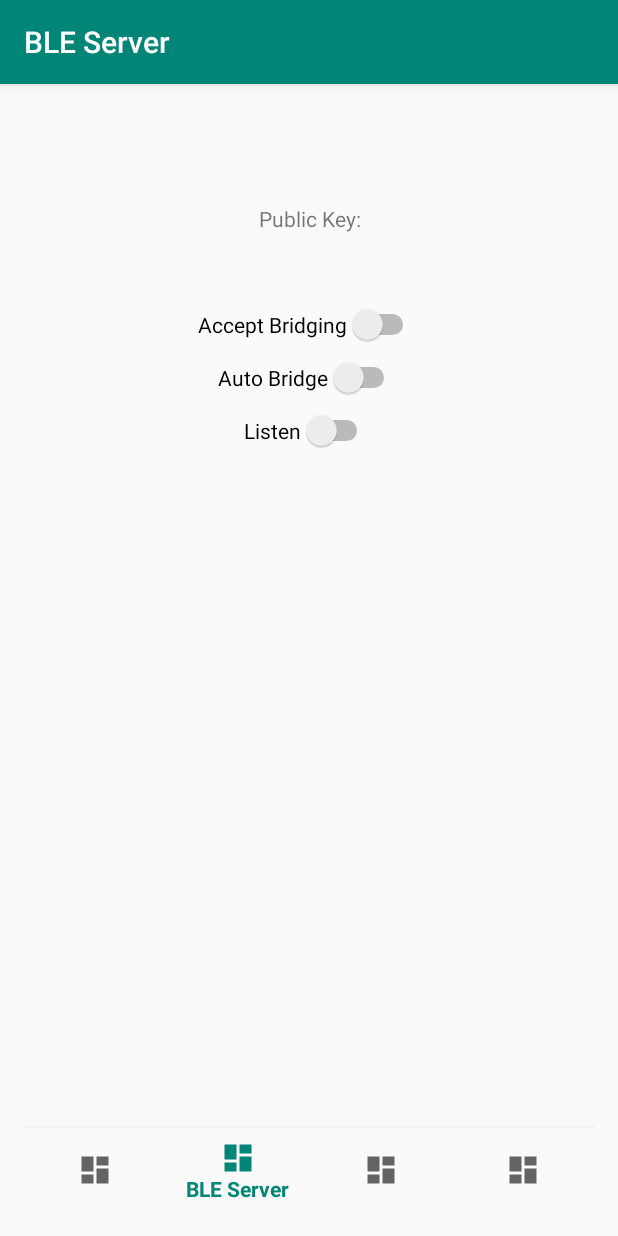
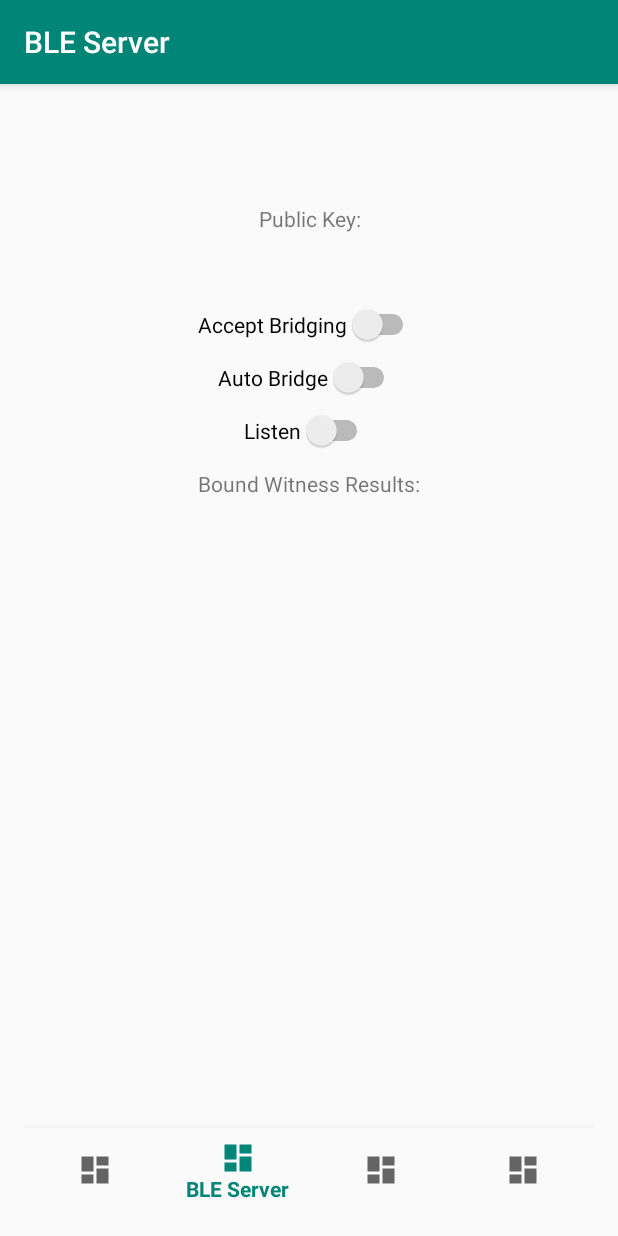
Before and after one commit to XYOracleNetwork-v1/sdk-xyo-android, an Android app: the screen it shows after launch (MainActivity), item 2 of the bottom bar chosen, on a phone screen of 412 x 824 dp. Run offline under Robolectric (Android 15) with nearby library versions, the phone set to English and light mode, and no system bars; our stand-ins replace navigation-ui; libraries missing offline, so code that uses them is left out: network.xyo.sdkcorekotlin, network.xyo.sdkobjectmodelkotlin; 12 statements that could not run were skipped.

Commit message:
add bound witness results text in server view

```diff
--- a/xyo-android-sample/src/main/java/network/xyo/sdk/sample/MainActivity.kt
+++ b/xyo-android-sample/src/main/java/network/xyo/sdk/sample/MainActivity.kt
@@ -67,9 +67,9 @@ class MainActivity : AppCompatActivity() {
     private fun setupNodeAndUI () = GlobalScope.launch {
             // initializeXyoSimpleWithGps()
             // initializeXyoSimple()
-             initializeXyoBleClientOnly()
+//             initializeXyoBleClientOnly()
             // initializeXyoBleServerOnly()
-//        initializeXyoBleOnly()
+        initializeXyoBleOnly()
         ui {
 
             setContentView(R.layout.activity_main)
--- a/xyo-android-sample/src/main/res/layout/fragment_ble_server.xml
+++ b/xyo-android-sample/src/main/res/layout/fragment_ble_server.xml
@@ -53,8 +53,21 @@ android:layout_height="match_parent">
         android:layout_height="wrap_content"
         android:padding="8dp"
         android:text="@string/listen"/>
+    <TextView
+        android:layout_width="wrap_content"
+        android:layout_height="wrap_content"
+        android:padding="8dp"
+        android:textAlignment="textEnd"
+        android:text="@string/bound_witness_results"/>
+    <TextView
+        android:id="@+id/bound_witness_results"
+        android:layout_width="wrap_content"
+        android:layout_height="wrap_content"
+        android:padding="8dp"
+        android:textAlignment="textEnd"
+        android:text=""/>
+</LinearLayout>
 
-</LinearLayout>
 
 <ScrollView
     android:layout_width="match_parent"
```
Also changed, not shown: 1 other file.
